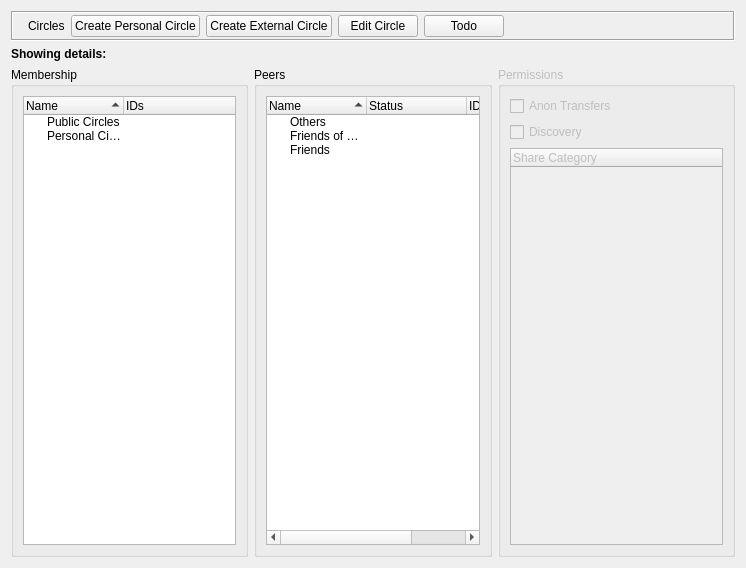
Above: retroshare-gui/src/gui/Circles/CirclesDialog.ui from RetroShare/RetroShare before the change. Below: the same form after it.
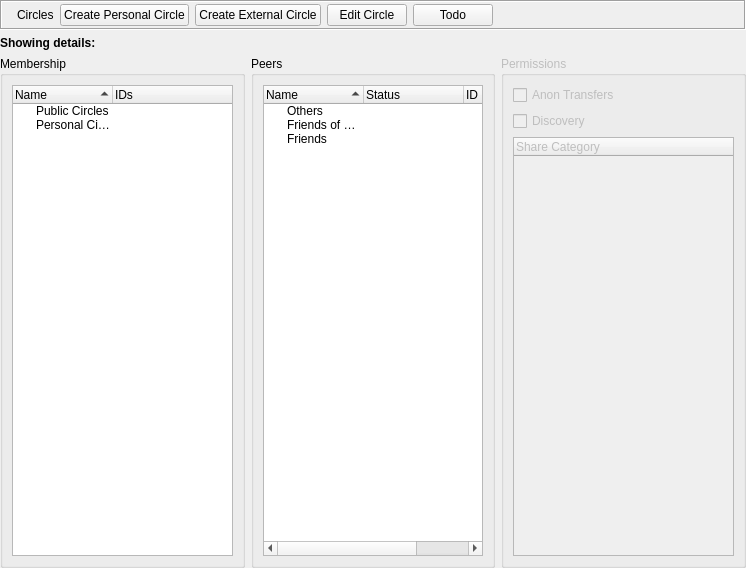
That is the form after the change. Icons and pictures are not drawn. Custom widgets are drawn as their Qt base class.

Diff of the .ui file:
```diff
--- a/retroshare-gui/src/gui/Circles/CirclesDialog.ui
+++ b/retroshare-gui/src/gui/Circles/CirclesDialog.ui
@@ -14,6 +14,18 @@
    <string/>
   </property>
   <layout class="QVBoxLayout" name="verticalLayout_4">
+   <property name="leftMargin">
+    <number>0</number>
+   </property>
+   <property name="topMargin">
+    <number>0</number>
+   </property>
+   <property name="rightMargin">
+    <number>0</number>
+   </property>
+   <property name="bottomMargin">
+    <number>0</number>
+   </property>
    <item>
     <widget class="QFrame" name="titleBarFrame">
      <property name="frameShape">
```
